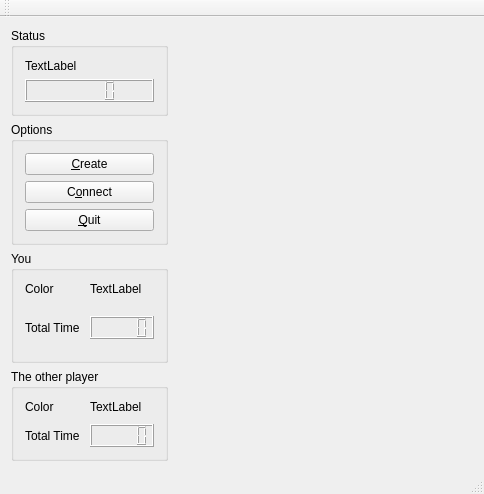
Lucinda-Aemilia/Gomoku, file mainwindow.ui: the form before one commit.
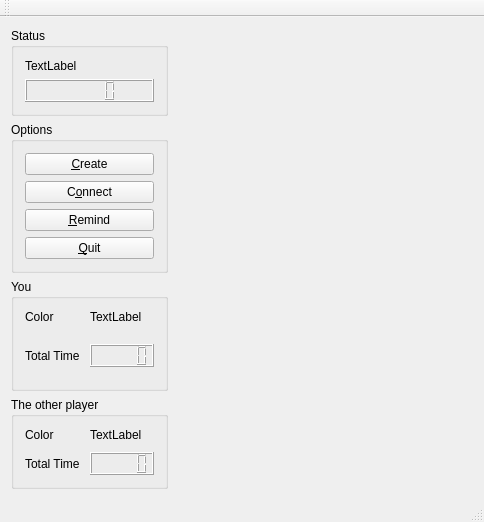
The form after the commit. Custom widgets are drawn as their Qt base class.

The edit to the form file:
```diff
--- a/mainwindow.ui
+++ b/mainwindow.ui
@@ -56,6 +56,13 @@
            </property>
           </widget>
          </item>
+         <item>
+          <widget class="QPushButton" name="remindButton">
+           <property name="text">
+            <string>&amp;Remind</string>
+           </property>
+          </widget>
+         </item>
          <item>
           <widget class="QPushButton" name="quitButton">
            <property name="text">
```
Left out of the diff: 2 changed lines with no effect on the pictures.
